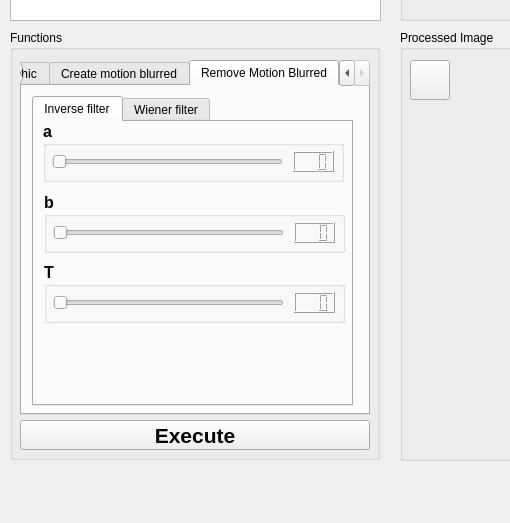
Before: the Qt Designer form C1HW04-2018/hw4/widget.ui in sopper08/PADIP_HW, drawn with Qt 5; both pictures show x 0 to 510 and y 440 to 963 of the 1206 by 963 pixel window.
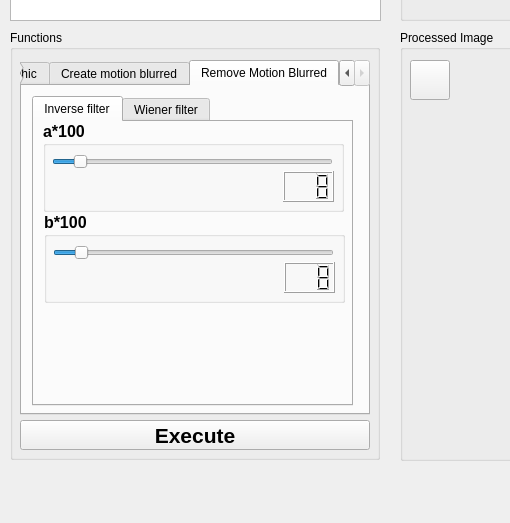
After: the same form once the commit is applied. The open tabs and pages were chosen to show the change. Icons and pictures are not drawn.

The edit to the form file:
```diff
--- a/C1HW04-2018/hw4/widget.ui
+++ b/C1HW04-2018/hw4/widget.ui
@@ -277,7 +277,7 @@
     </property>
     <widget class="QWidget" name="tab">
      <attribute name="title">
-      <string>Inverse Fourier</string>
+      <string>Inverse Fourier / Add noise</string>
      </attribute>
     </widget>
     <widget class="QWidget" name="tab_Func_LP">
@@ -1180,7 +1180,7 @@
           <x>9</x>
           <y>-1</y>
           <width>301</width>
-          <height>61</height>
+          <height>91</height>
          </rect>
         </property>
         <property name="font">
@@ -1191,17 +1191,23 @@
          </font>
         </property>
         <property name="title">
-         <string>a</string>
+         <string>a*100</string>
         </property>
         <widget class="QSlider" name="horizontalSlider_Func_RemMBImg_IF_A">
          <property name="geometry">
           <rect>
            <x>9</x>
            <y>30</y>
-           <width>231</width>
+           <width>281</width>
            <height>21</height>
           </rect>
          </property>
+         <property name="maximum">
+          <number>100</number>
+         </property>
+         <property name="value">
+          <number>8</number>
+         </property>
          <property name="orientation">
           <enum>Qt::Horizontal</enum>
          </property>
@@ -1209,24 +1215,27 @@
         <widget class="QLCDNumber" name="lcdNumber_Func_RemMBImg_IF_A">
          <property name="geometry">
           <rect>
-           <x>250</x>
-           <y>30</y>
-           <width>41</width>
-           <height>21</height>
+           <x>240</x>
+           <y>50</y>
+           <width>51</width>
+           <height>31</height>
           </rect>
          </property>
          <property name="digitCount">
           <number>3</number>
          </property>
+         <property name="value" stdset="0">
+          <double>8.000000000000000</double>
+         </property>
         </widget>
        </widget>
        <widget class="QGroupBox" name="groupBox_Func_RemMBImg_IF_B">
         <property name="geometry">
          <rect>
           <x>10</x>
-          <y>70</y>
+          <y>90</y>
           <width>301</width>
-          <height>61</height>
+          <height>91</height>
          </rect>
         </property>
         <property name="font">
@@ -1237,17 +1246,23 @@
          </font>
         </property>
         <property name="title">
-         <string>b</string>
+         <string>b*100</string>
         </property>
         <widget class="QSlider" name="horizontalSlider_Func_RemMBImg_IF_B">
          <property name="geometry">
           <rect>
            <x>9</x>
            <y>30</y>
-           <width>231</width>
+           <width>281</width>
            <height>21</height>
           </rect>
          </property>
+         <property name="maximum">
+          <number>100</number>
+         </property>
+         <property name="value">
+          <number>8</number>
+         </property>
          <property name="orientation">
           <enum>Qt::Horizontal</enum>
          </property>
@@ -1255,60 +1270,17 @@
         <widget class="QLCDNumber" name="lcdNumber_Func_RemMBImg_IF_B">
          <property name="geometry">
           <rect>
-           <x>250</x>
-           <y>30</y>
-           <width>41</width>
-           <height>21</height>
+           <x>240</x>
+           <y>50</y>
+           <width>51</width>
+           <height>31</height>
           </rect>
          </property>
          <property name="digitCount">
           <number>3</number>
          </property>
-        </widget>
-       </widget>
-       <widget class="QGroupBox" name="groupBox_Func_RemMBImg_IF_T">
-        <property name="geometry">
-         <rect>
-          <x>10</x>
-          <y>140</y>
-          <width>301</width>
-          <height>61</height>
-         </rect>
-        </property>
-        <property name="font">
-         <font>
-          <pointsize>12</pointsize>
-          <weight>75</weight>
-          <bold>true</bold>
-         </font>
-        </property>
-        <property name="title">
-         <string>T</string>
-        </property>
-        <widget class="QSlider" name="horizontalSlider_Func_RemMBImg_IF_T">
-         <property name="geometry">
-          <rect>
-           <x>9</x>
-           <y>30</y>
-           <width>231</width>
-           <height>21</height>
-          </rect>
-         </property>
-         <property name="orientation">
-          <enum>Qt::Horizontal</enum>
-         </property>
-        </widget>
-        <widget class="QLCDNumber" name="lcdNumber_Func_RemMBImg_IF_T">
-         <property name="geometry">
-          <rect>
-           <x>250</x>
-           <y>30</y>
-           <width>41</width>
-           <height>21</height>
-          </rect>
-         </property>
-         <property name="digitCount">
-          <number>3</number>
+         <property name="value" stdset="0">
+          <double>8.000000000000000</double>
          </property>
         </widget>
        </widget>
```
Left out of the diff: 196 changed lines with no effect on the pictures.
